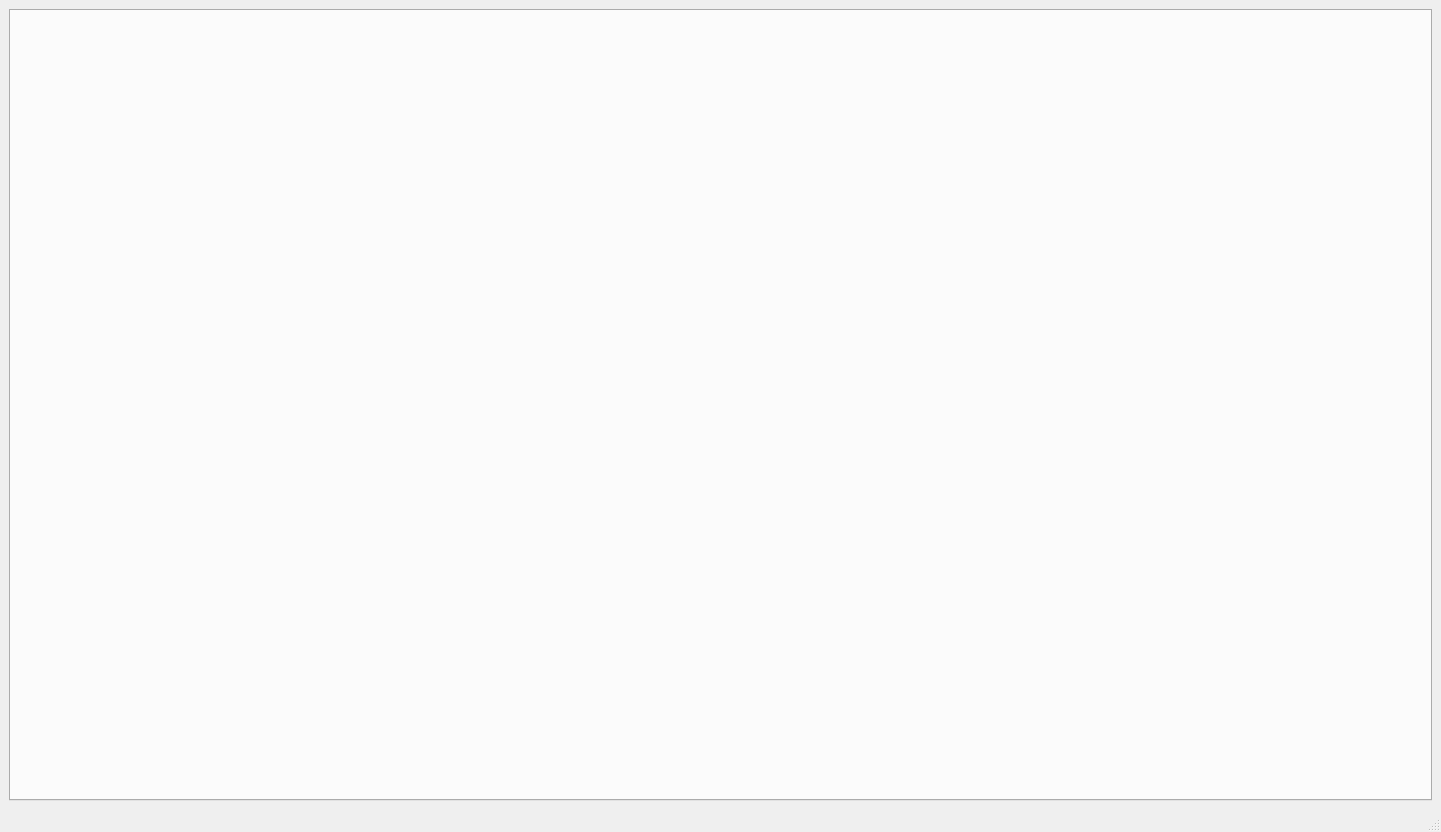
Before: the Qt Designer form widgets/manage_widget.ui in Belos10/Equip, drawn with Qt 5.
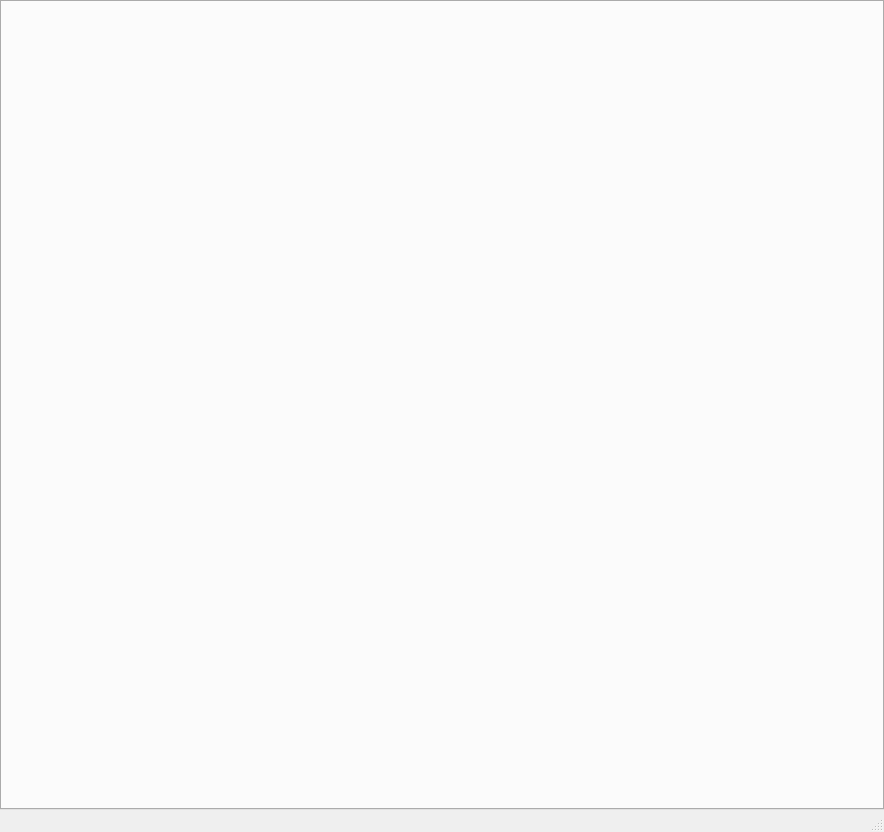
After: the same form once the commit is applied.

The edit to the form file:
```diff
--- a/widgets/manage_widget.ui
+++ b/widgets/manage_widget.ui
@@ -6,7 +6,7 @@
    <rect>
     <x>0</x>
     <y>0</y>
-    <width>1441</width>
+    <width>884</width>
     <height>832</height>
    </rect>
   </property>
@@ -15,6 +15,21 @@
   </property>
   <widget class="QWidget" name="centralwidget">
    <layout class="QGridLayout" name="gridLayout">
+    <property name="leftMargin">
+     <number>0</number>
+    </property>
+    <property name="topMargin">
+     <number>0</number>
+    </property>
+    <property name="rightMargin">
+     <number>0</number>
+    </property>
+    <property name="bottomMargin">
+     <number>0</number>
+    </property>
+    <property name="spacing">
+     <number>0</number>
+    </property>
     <item row="0" column="0">
      <widget class="QTabWidget" name="tb_ManageWidget"/>
     </item>
```
